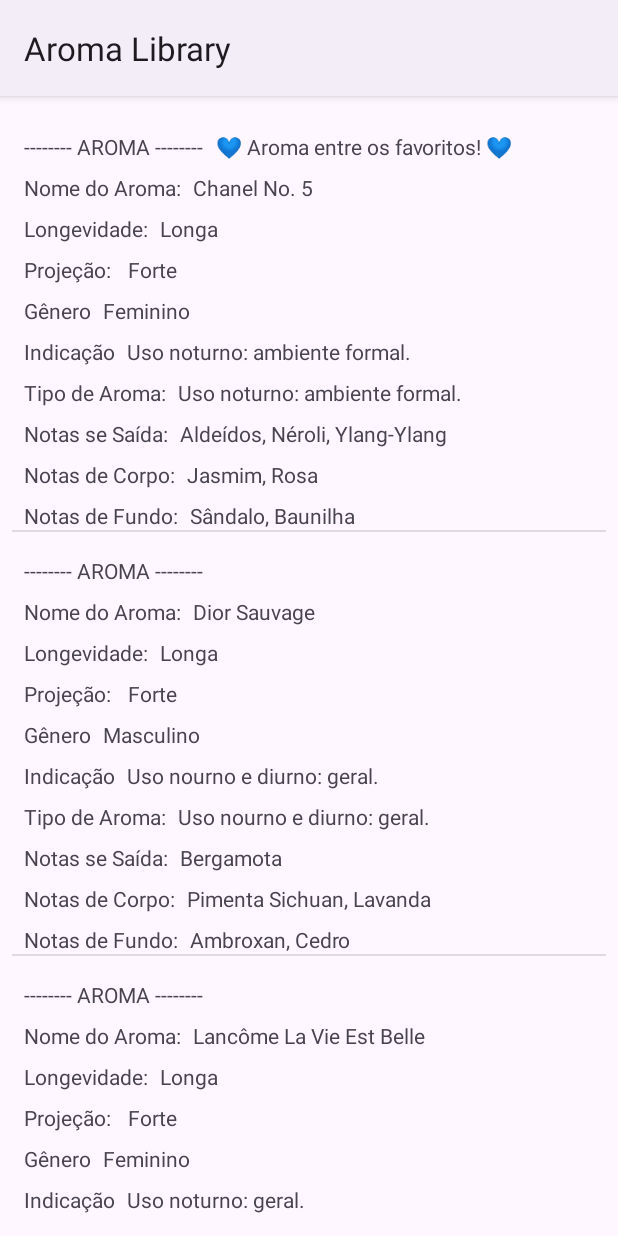
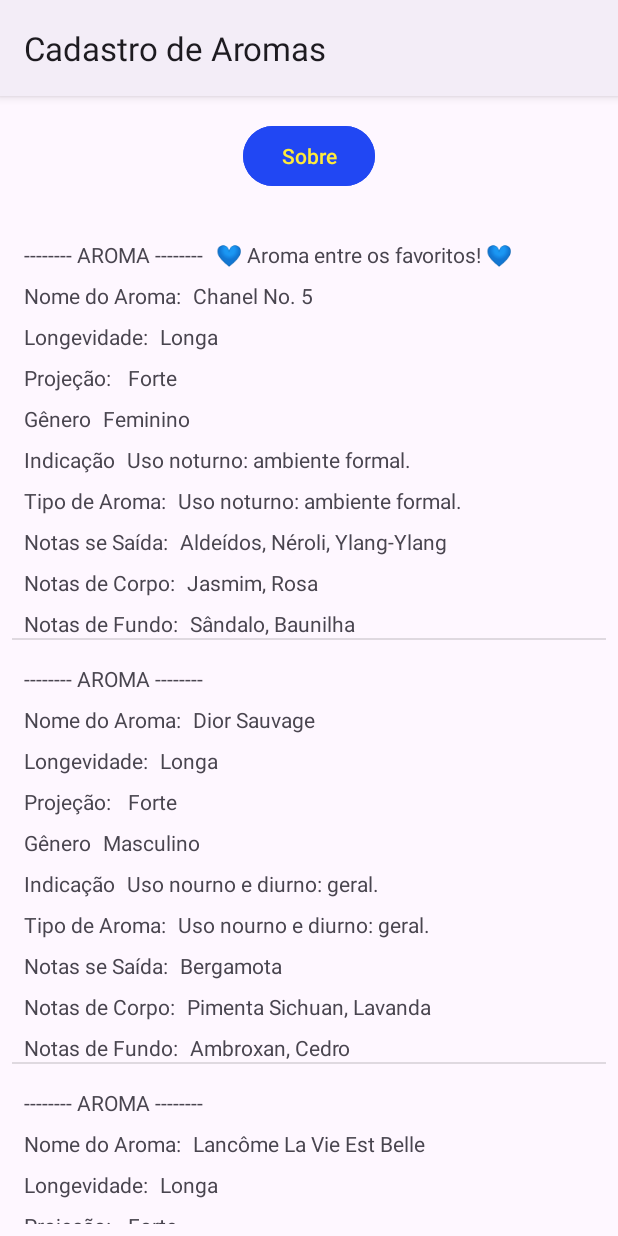
Before and after one commit to Cyber-Barbarian/aroma-library, an Android app: the screen it shows after launch (AromasActivity), on a phone screen of 412 x 824 dp. Run offline under Robolectric (Android 15) with nearby library versions, the phone set to English and light mode, and no system bars.

Commit message:
Abertura de Activity sem Passagem de Parâmetros

```diff
--- a/app/src/main/AndroidManifest.xml
+++ b/app/src/main/AndroidManifest.xml
@@ -13,6 +13,9 @@
         android:theme="@style/Base.Theme.Aromalibrary"
         tools:targetApi="31">
         <activity
+            android:name=".SobreActivity"
+            android:exported="false" />
+        <activity
             android:name=".AromasActivity"
             android:exported="true">
             <intent-filter>
@@ -24,6 +27,7 @@
         <activity
             android:name=".AromaLibraryActivity"
             android:exported="false">
+
             <!--
             <intent-filter>
                 <action android:name="android.intent.action.MAIN" />
--- a/app/src/main/java/br/edu/utfpr/rafaelproenca/aroma_library/AromasActivity.java
+++ b/app/src/main/java/br/edu/utfpr/rafaelproenca/aroma_library/AromasActivity.java
@@ -1,5 +1,6 @@
 package br.edu.utfpr.rafaelproenca.aroma_library;
 
+import android.content.Intent;
 import android.os.Bundle;
 import android.view.View;
 import android.widget.AdapterView;
@@ -26,6 +27,8 @@ public class AromasActivity extends AppCompatActivity {
     protected void onCreate(Bundle savedInstanceState) {
         super.onCreate(savedInstanceState);
         setContentView(R.layout.activity_aromas);
+
+        setTitle(getString(R.string.cadastro_de_aromas));
         listViewAromas = findViewById(R.id.listViewAromas);
         listViewAromas.setOnItemClickListener(new AdapterView.OnItemClickListener() {
             @Override
@@ -95,4 +98,12 @@ public class AromasActivity extends AppCompatActivity {
         listViewAromas.setAdapter(adapterAroma);
 
     }
+    public void abrirSobre(View view){
+        Intent intentAbertura = new Intent(this, SobreActivity.class);
+        //se quiser passar parâmetros
+        //intentAbertura.putExtra()
+        startActivity(intentAbertura);
+
+    }
+
 }
--- a/app/src/main/res/layout/activity_aromas.xml
+++ b/app/src/main/res/layout/activity_aromas.xml
@@ -12,12 +12,28 @@
         android:layout_width="0dp"
         android:layout_height="0dp"
         android:layout_marginStart="8dp"
-        android:layout_marginTop="8dp"
+        android:layout_marginTop="80dp"
         android:layout_marginEnd="8dp"
         android:layout_marginBottom="8dp"
         app:layout_constraintBottom_toBottomOf="parent"
         app:layout_constraintEnd_toEndOf="parent"
+        app:layout_constraintHorizontal_bias="0.0"
         app:layout_constraintStart_toStartOf="parent"
         app:layout_constraintTop_toTopOf="parent"
+        app:layout_constraintVertical_bias="0.0"
         tools:listitem="@layout/linha_lista_aromas" />
+
+    <Button
+        android:id="@+id/buttonSobre"
+        android:layout_width="wrap_content"
+        android:layout_height="wrap_content"
+        android:layout_marginTop="8dp"
+        android:layout_marginBottom="8dp"
+        android:backgroundTint="@color/dark_blue"
+        android:onClick="abrirSobre"
+        android:text="@string/sobre"
+        app:layout_constraintBottom_toTopOf="@+id/listViewAromas"
+        app:layout_constraintEnd_toEndOf="parent"
+        app:layout_constraintStart_toStartOf="parent"
+        app:layout_constraintTop_toTopOf="parent" />
 </androidx.constraintlayout.widget.ConstraintLayout>
```
Also changed, not shown: app/src/main/java/br/edu/utfpr/rafaelproenca/aroma_library/SobreActivity.java (added, +20 -0 lines), app/src/main/res/layout/activity_sobre.xml (added, +105 -0 lines), app/src/main/res/values/strings.xml (+9 -0 lines), app/src/main/res/drawable-night/logo_utfpr.png (added), app/src/main/res/drawable/logo_utfpr.png (added).
